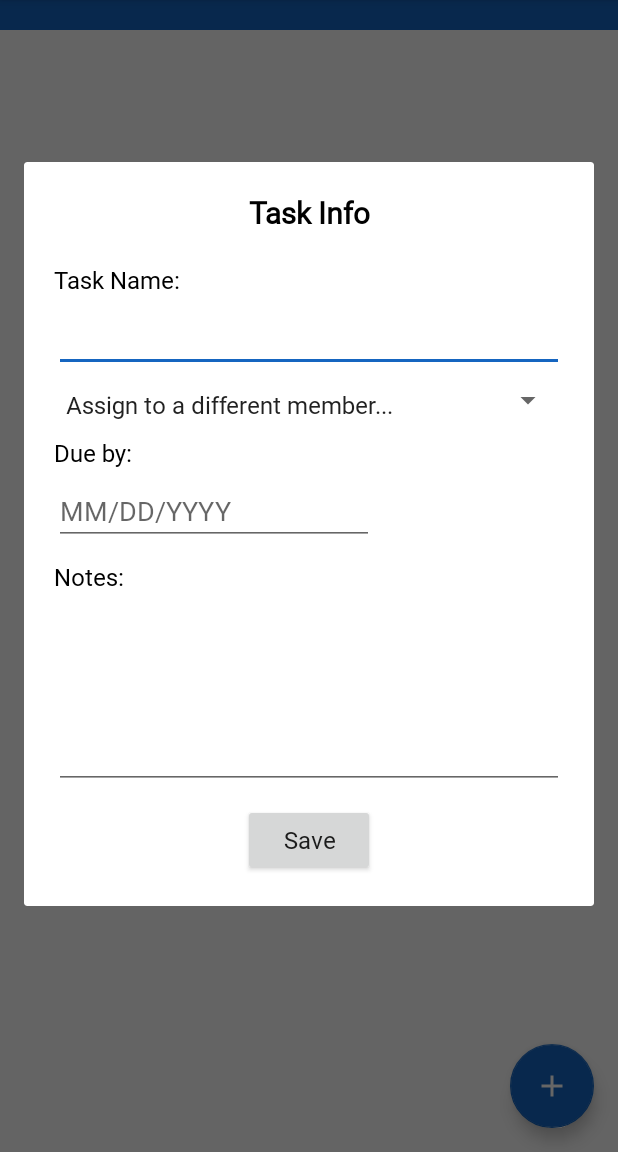
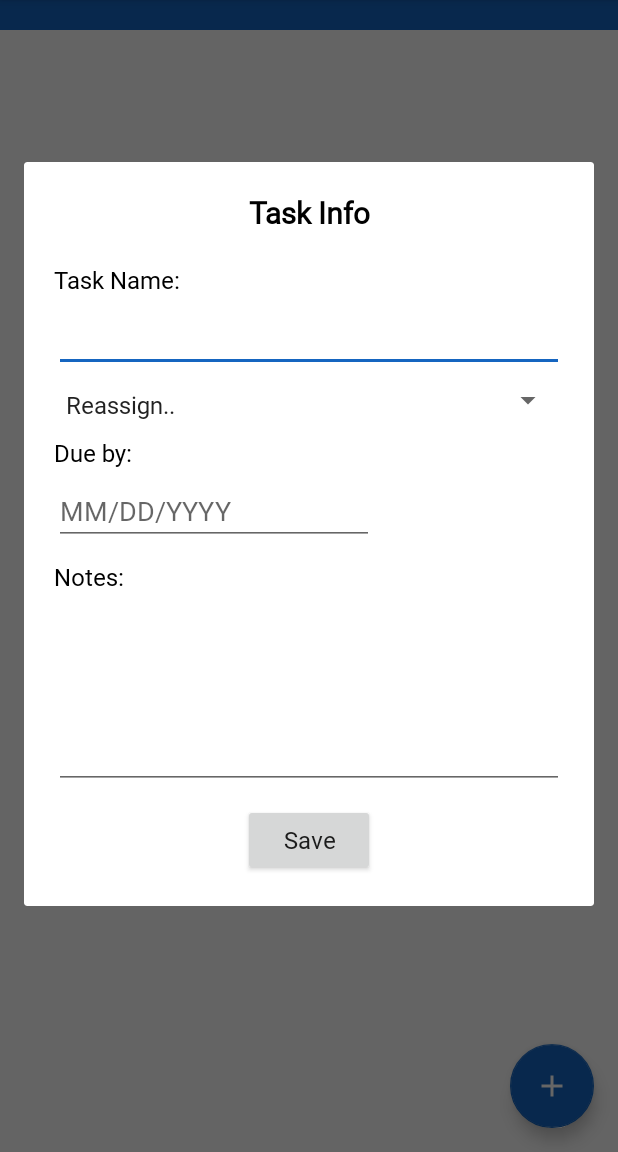
Before and after one commit to Todo-App-Codepath/todoApp, an Android app: the fragment InfoTaskFragment placed in its activity, on a phone screen of 412 x 824 dp, the part 84-1236 px from its top. Run offline under Robolectric (Android 15) with nearby library versions, the phone set to English and light mode, and no system bars; libraries missing offline, so code that uses them is left out: com.parse; 31 statements that could not run were skipped.

Commit message:
Simplified wording for drop-down boxes

```diff
--- a/app/src/main/java/com/example/chorewheel/Fragments/AddTaskFragment.java
+++ b/app/src/main/java/com/example/chorewheel/Fragments/AddTaskFragment.java
@@ -75,7 +75,7 @@ public class AddTaskFragment extends DialogFragment {
         ArrayAdapter<String> adapter = new ArrayAdapter<String>(getContext(), android.R.layout.simple_spinner_item, userList);
         adapter.setDropDownViewResource(android.R.layout.simple_spinner_dropdown_item);
         spinnerPerson.setAdapter(adapter);
-        userList.add(0, "Please Select a Member");
+        userList.add(0, "Select Member");
         spinnerPerson.setSelection(0);
         adapter.notifyDataSetChanged();
         final int[] selection = new int[1];
--- a/app/src/main/java/com/example/chorewheel/Fragments/InfoTaskFragment.java
+++ b/app/src/main/java/com/example/chorewheel/Fragments/InfoTaskFragment.java
@@ -82,7 +82,7 @@ public class InfoTaskFragment extends DialogFragment {
         ArrayAdapter<String> adapter = new ArrayAdapter<String>(getContext(), android.R.layout.simple_spinner_item, userList);
         adapter.setDropDownViewResource(android.R.layout.simple_spinner_dropdown_item);
         spinnerInfoPerson.setAdapter(adapter);
-        userList.add(0, "Assign to a different member...");
+        userList.add(0, "Reassign..");
         spinnerInfoPerson.setSelection(0);
         adapter.notifyDataSetChanged();
         final int[] selection = new int[1];
```
